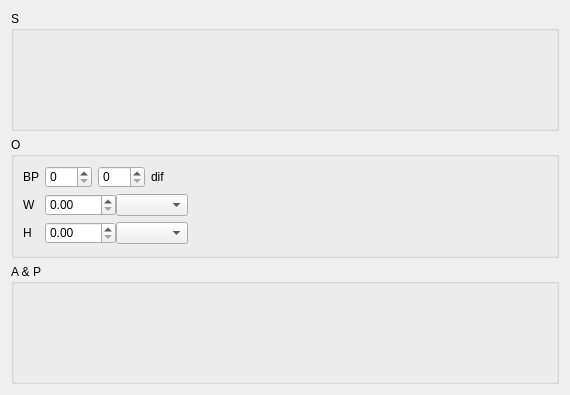
First picture: the form in global_resources/forms/subforms/generic/soap_with_biomeasurements/ui/xx/soapbio.ui, repository FreeHealth/freehealth, before the edit.
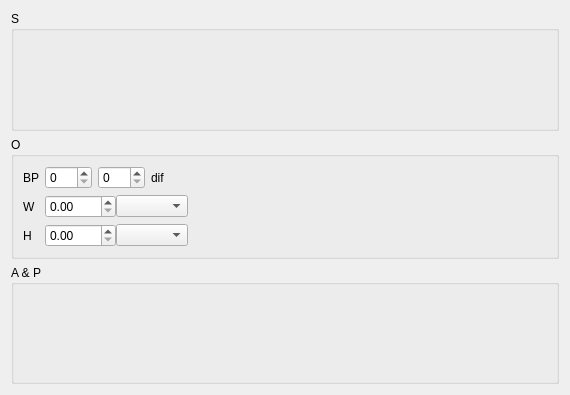
Second picture: the form after the edit.

Commit message: removed wrong CSS

Patch:
```diff
--- a/global_resources/forms/subforms/generic/soap_with_biomeasurements/ui/xx/soapbio.ui
+++ b/global_resources/forms/subforms/generic/soap_with_biomeasurements/ui/xx/soapbio.ui
@@ -13,64 +13,6 @@
   <property name="windowTitle">
    <string/>
   </property>
-  <property name="styleSheet">
-   <string notr="true">QSlider::groove:horizontal {
-border: 1px solid #bbb;
-background: white;
-height: 10px;
-border-radius: 4px;
-}
-
-QSlider::sub-page:horizontal {
-background: qlineargradient(x1: 0, y1: 0,    x2: 0, y2: 1,
-    stop: 0 #66e, stop: 1 #bbf);
-background: qlineargradient(x1: 0, y1: 0.2, x2: 1, y2: 1,
-    stop: 0 #bbf, stop: 1 #55f);
-border: 1px solid #777;
-height: 10px;
-border-radius: 4px;
-}
-
-QSlider::add-page:horizontal {
-background: #fff;
-border: 1px solid #777;
-height: 10px;
-border-radius: 4px;
-}
-
-QSlider::handle:horizontal {
-background: qlineargradient(x1:0, y1:0, x2:1, y2:1,
-    stop:0 #eee, stop:1 #ccc);
-border: 1px solid #777;
-width: 13px;
-margin-top: -2px;
-margin-bottom: -2px;
-border-radius: 4px;
-}
-
-QSlider::handle:horizontal:hover {
-background: qlineargradient(x1:0, y1:0, x2:1, y2:1,
-    stop:0 #fff, stop:1 #ddd);
-border: 1px solid #444;
-border-radius: 4px;
-}
-
-QSlider::sub-page:horizontal:disabled {
-background: #bbb;
-border-color: #999;
-}
-
-QSlider::add-page:horizontal:disabled {
-background: #eee;
-border-color: #999;
-}
-
-QSlider::handle:horizontal:disabled {
-background: #eee;
-border: 1px solid #aaa;
-border-radius: 4px;
-}</string>
-  </property>
   <layout class="QGridLayout" name="gridLayout_4">
    <item row="0" column="0">
     <widget class="QGroupBox" name="sGroup">
```
